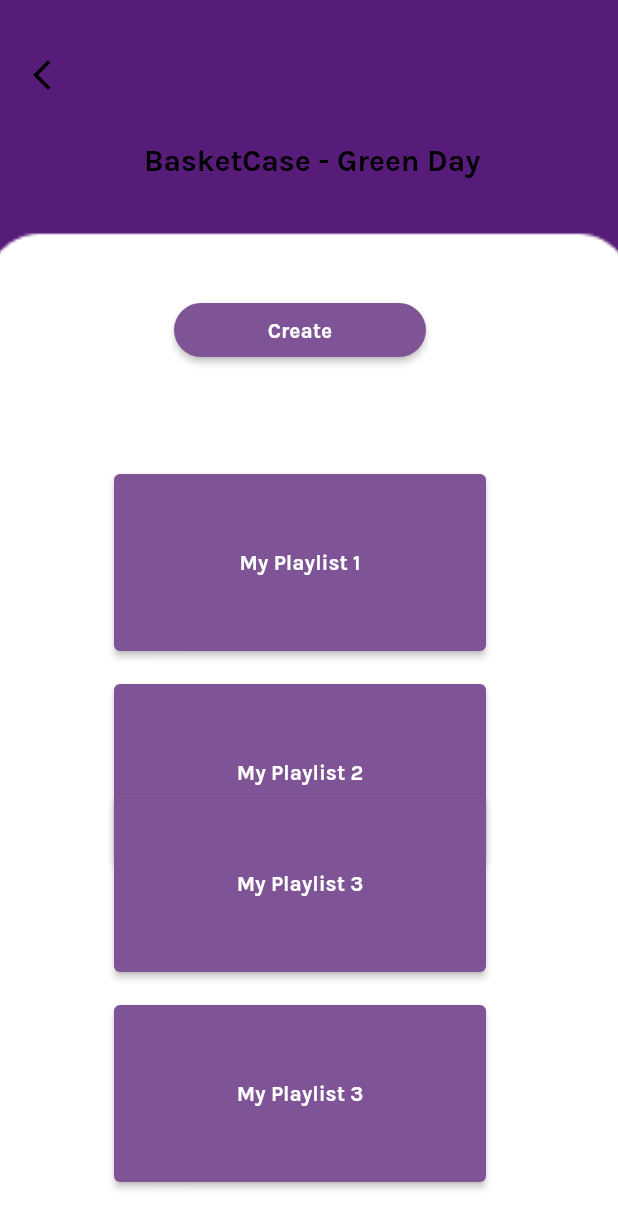
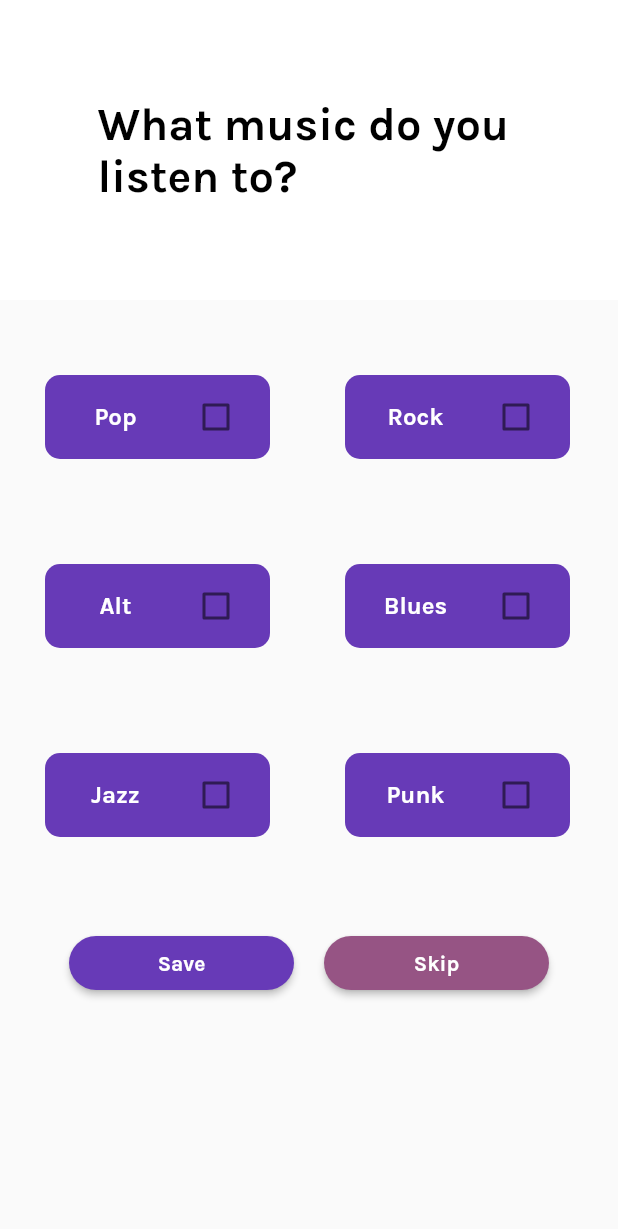
Before and after one commit to RokasStadalius/Mellowde, a Flutter app: the screen it shows after launch, on a phone screen of 412 x 824 dp. Shown: the top 1229 px of the screen. Run offline on Flutter 3.47's test engine with Material 2 defaults, Android fonts, the phone set to English and light mode, and no system bars; our stand-ins replace audio_video_progress_bar, just_audio, rxdart.

Commit message:
added genre_selection_ui

```diff
--- /dev/null
+++ b/mellowde/lib/genre_selection_ui.dart
@@ -0,0 +1,131 @@
+import 'package:flutter/material.dart';
+import 'package:mellowde/models/genre.dart';
+
+class GenreSelectionScreen extends StatefulWidget {
+  const GenreSelectionScreen({super.key});
+
+  @override
+  State<GenreSelectionScreen> createState() => _GenreSelectionScreenState();
+}
+
+class _GenreSelectionScreenState extends State<GenreSelectionScreen> {
+  final genreList = [
+    Genre("Pop"),
+    Genre("Rock"),
+    Genre("Alt"),
+    Genre("Blues"),
+    Genre("Jazz"),
+    Genre("Punk"),
+  ];
+
+  @override
+  Widget build(BuildContext context) {
+    return Scaffold(
+      appBar: AppBar(
+        toolbarHeight: 200,
+        elevation: 0.0,
+        backgroundColor: Colors.white,
+        centerTitle: true,
+        title: Text(
+          "What music do you \nlisten to?",
+          style:
+              TextStyle(color: Colors.black, fontFamily: "Karla", fontSize: 30),
+        ),
+      ),
+      body: SingleChildScrollView(
+        child: Column(
+          crossAxisAlignment: CrossAxisAlignment.center,
+          children: _buildRows(),
+        ),
+      ),
+    );
+  }
+
+  List<Widget> _buildRows() {
+    List<Widget> rows = [];
+    double spaceBetweenTiles = 20; // Define the space between tiles
+
+    for (int i = 0; i < genreList.length; i += 2) {
+      List<Widget> rowChildren = [];
+      for (int j = i; j < i + 2 && j < genreList.length; j++) {
+        rowChildren.add(
+          Column(
+            children: [
+              Container(
+                padding: EdgeInsets.only(top: 50, left: 30),
+                width: 180,
+                child: CheckboxListTile(
+                  tileColor: Colors.deepPurple,
+                  shape: RoundedRectangleBorder(
+                      borderRadius: BorderRadius.circular(10)),
+                  title: Text(
+                    genreList[j].name,
+                    textAlign: TextAlign.center,
+                    style: TextStyle(
+                      color: Colors.white,
+                      fontFamily: "Karla",
+                    ),
+                  ),
+                  value: genreList[j].value,
+                  onChanged: (bool? value) {
+                    setState(() {
+                      genreList[j].value = value ?? false;
+                    });
+                  },
+                ),
+              ),
+              SizedBox(height: 20), // Adjust the height as needed
+            ],
+          ),
+        );
+        // Add space between tiles
+        if (j < i + 1 && j < genreList.length - 1) {
+          rowChildren.add(SizedBox(width: spaceBetweenTiles));
+        }
+      }
+      rows.add(Row(
+        children: rowChildren,
+      ));
+    }
+    rows.add(SizedBox(
+      height: 40,
+    ));
+    rows.add(Row(
+      mainAxisAlignment: MainAxisAlignment.center,
+      children: [
+        Container(
+          width: 150,
+          child: ElevatedButton(
+            onPressed: () {},
+            child: const Text(
+              'Save',
+              style: TextStyle(fontFamily: "Karla"),
+            ),
+            style: ElevatedButton.styleFrom(
+              shape: StadiumBorder(),
+              backgroundColor: Colors.deepPurple,
+            ),
+          ),
+        ),
+        SizedBox(
+          width: 20,
+        ),
+        Container(
+          width: 150,
+          child: ElevatedButton(
+            onPressed: () {},
+            child: const Text(
+              'Skip',
+              style: TextStyle(fontFamily: "Karla"),
+            ),
+            style: ElevatedButton.styleFrom(
+              shape: StadiumBorder(),
+              backgroundColor: Color.fromRGBO(150, 84, 132, 100),
+            ),
+          ),
+        ),
+      ],
+    ));
+    return rows;
+  }
+}
--- a/mellowde/lib/main.dart
+++ b/mellowde/lib/main.dart
@@ -1,5 +1,6 @@
 import 'package:flutter/material.dart';
 import 'package:mellowde/add_to_playlsit_ui.dart';
+import 'package:mellowde/genre_selection_ui.dart';
 import 'package:mellowde/playlist_create_ui.dart';
 import 'package:mellowde/playlist_edit_ui.dart';
 import 'package:mellowde/song_creation_coverpic_ui.dart';
@@ -48,6 +49,6 @@
 
   @override
   Widget build(BuildContext context) {
-    return const MaterialApp(home: AddPlaylist());
+    return const MaterialApp(home: GenreSelectionScreen());
   }
 }
--- /dev/null
+++ b/mellowde/lib/main_page.dart
@@ -0,0 +1,15 @@
+import 'package:flutter/material.dart';
+
+class MainPage extends StatefulWidget {
+  const MainPage({super.key});
+
+  @override
+  State<MainPage> createState() => _MainPageState();
+}
+
+class _MainPageState extends State<MainPage> {
+  @override
+  Widget build(BuildContext context) {
+    return const Placeholder();
+  }
+}
--- /dev/null
+++ b/mellowde/lib/models/genre.dart
@@ -0,0 +1,6 @@
+class Genre {
+  String name;
+  bool? value = false;
+
+  Genre(this.name);
+}
```
